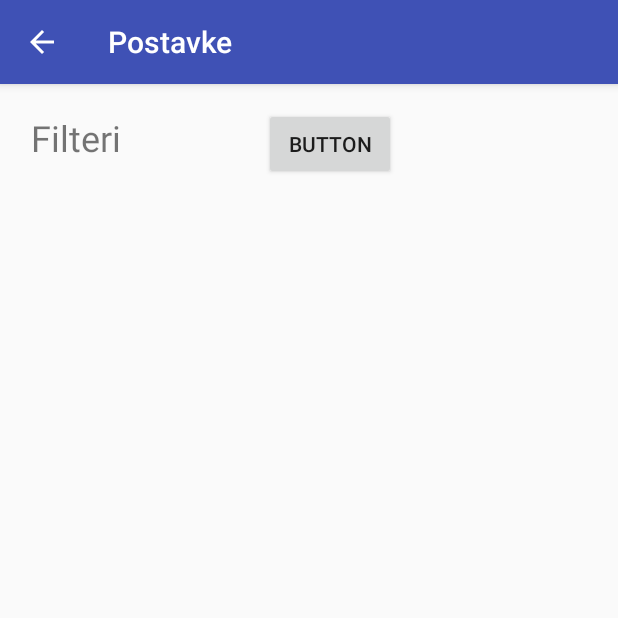
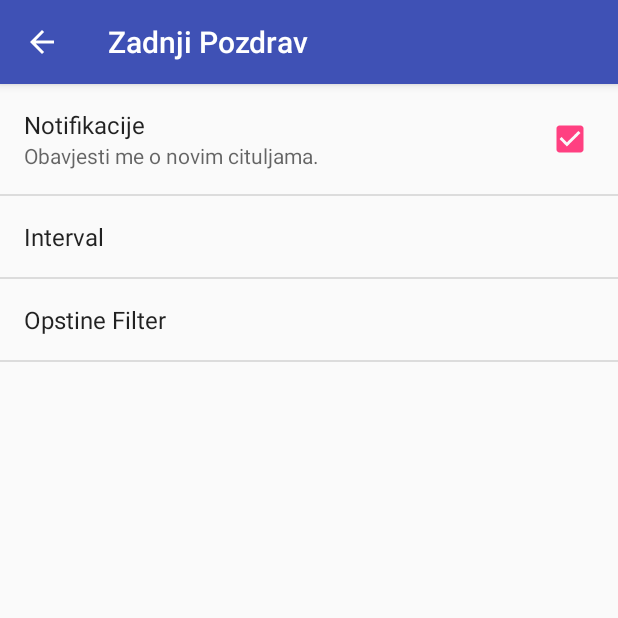
Before and after one commit to DamirPorobic/ZadnjiPozdrav-Android-App, an Android app: the SettingsActivity screen opened directly, with no data from a screen before it, on a phone screen of 412 x 824 dp, the top half of it. Run offline under Robolectric (Android 15) with nearby library versions, the phone set to English and light mode, and no system bars.

Commit message:
Implemented notification function
Implemented notification function that checks for new obituaries.
Changed settings activity to preference fragement.

```diff
--- a/app/build.gradle
+++ b/app/build.gradle
@@ -10,6 +10,7 @@ android {
         versionCode 1
         versionName "1.0"
         testInstrumentationRunner "android.support.test.runner.AndroidJUnitRunner"
+        vectorDrawables.useSupportLibrary = true
     }
     buildTypes {
         release {
@@ -27,5 +28,7 @@ dependencies {
     compile 'com.android.support:appcompat-v7:25.3.1'
     compile 'com.android.support.constraint:constraint-layout:1.0.0-alpha7'
     compile 'com.android.support:design:25.3.1'
+    compile 'com.android.support:support-v4:25.3.1'
+    compile 'com.android.support:support-vector-drawable:25.3.1'
     testCompile 'junit:junit:4.12'
 }
--- /dev/null
+++ b/app/src/main/java/info/zadnjipozdrav/zadnjipozdrav/NotifyInterval.java
@@ -0,0 +1,25 @@
+package info.zadnjipozdrav.zadnjipozdrav;
+
+public enum NotifyInterval {
+    HalfHour(R.string.notify_interval_HalfHour, 1000 * 60),
+    OneHour(R.string.notify_interval_OneHour, 1000 * 60 * 2),
+    TwoHour(R.string.notify_interval_TwoHour, 1000 * 60 * 3),
+    OneDay(R.string.notify_interval_OneDay, 1000 * 60 * 4);
+
+    private int resourceId;
+    private long value;
+
+    NotifyInterval(int id, long value) {
+        resourceId = id;
+        this.value = value;
+    }
+
+    @Override
+    public String toString() {
+        return App.getContext().getString(resourceId);
+    }
+
+    public long getValue() {
+        return this.value;
+    }
+}
--- a/app/src/main/java/info/zadnjipozdrav/zadnjipozdrav/SettingsActivity.java
+++ b/app/src/main/java/info/zadnjipozdrav/zadnjipozdrav/SettingsActivity.java
@@ -1,23 +1,30 @@
 package info.zadnjipozdrav.zadnjipozdrav;
 
-import android.content.Intent;
+import android.os.Bundle;
+import android.preference.CheckBoxPreference;
+import android.preference.ListPreference;
+import android.preference.MultiSelectListPreference;
+import android.preference.Preference;
+import android.preference.PreferenceFragment;
 import android.support.v7.app.AppCompatActivity;
-import android.os.Bundle;
 import android.view.MenuItem;
-import android.view.View;
+import java.util.List;
 
 public class SettingsActivity extends AppCompatActivity {
 
     @Override
     protected void onCreate(Bundle savedInstanceState) {
         super.onCreate(savedInstanceState);
-        setContentView(R.layout.activity_settings);
 
         // Setup return button
         if (getSupportActionBar() != null) {
             getSupportActionBar().setDisplayHomeAsUpEnabled(true);
             getSupportActionBar().setDisplayShowHomeEnabled(true);
         }
+
+        // Display the fragment as the main content.
+        getFragmentManager().beginTransaction().replace(android.R.id.content,
+                new PrefsFragment()).commit();
     }
 
     @Override
@@ -30,8 +37,57 @@ public class SettingsActivity extends AppCompatActivity {
         return super.onOptionsItemSelected(item);
     }
 
-    public void onOpenFilterSelection(View view) {
-        Intent i = new Intent(this, SelectFilterActivity.class);
-        startActivity(i);
+    /**
+     * Inner class representing the fragment which holds all configuration settings.
+     */
+    public static class PrefsFragment extends PreferenceFragment {
+
+        @Override
+        public void onCreate(Bundle savedInstanceState) {
+            super.onCreate(savedInstanceState);
+            addPreferencesFromResource(R.xml.preferences);
+
+            // Populate list with interval entries for notification check intervals
+            final ListPreference listNotifyIntervals = (ListPreference) findPreference(getString(R.string.settings_notify_interval_key));
+            CharSequence[] entriesInterval = new CharSequence[NotifyInterval.values().length];
+            CharSequence[] valuesInterval = new CharSequence[NotifyInterval.values().length];
+            for (int i = 0; i < NotifyInterval.values().length; i++) {
+                entriesInterval[i] = NotifyInterval.values()[i].toString();
+                valuesInterval[i] = Long.toString(NotifyInterval.values()[i].getValue());
+            }
+            listNotifyIntervals.setEntries(entriesInterval);
+            listNotifyIntervals.setEntryValues(valuesInterval);
+            listNotifyIntervals.setDefaultValue(Long.toString(NotifyInterval.OneHour.getValue()));
+            if (listNotifyIntervals.getValue() == null) {
+                listNotifyIntervals.setValueIndex(1);
+            }
+
+            final CheckBoxPreference checkboxEnableNotify = (CheckBoxPreference) findPreference(getString(R.string.settings_notify_enable_key));
+            checkboxEnableNotify.setOnPreferenceClickListener(new Preference.OnPreferenceClickListener() {
+                @Override
+                public boolean onPreferenceClick(Preference preference) {
+                    AlarmReceiver.enableNotification(App.getContext(),
+                            checkboxEnableNotify.isChecked(),
+                            Long.parseLong(listNotifyIntervals.getValue()));
+                    return false;
+                }
+            });
+
+            DataSource dataSource = new DataSource(App.getContext());
+            dataSource.open();
+            final List<Borough> list = dataSource.getAllBorough();
+            dataSource.close();
+
+            // Populate multiselection list with boroughs that we use as filter.
+            MultiSelectListPreference multiListBoroughs = (MultiSelectListPreference) findPreference(getString(R.string.settings_filter_borough_key));
+            CharSequence[] entriesBorough = new CharSequence[list.size()];
+            CharSequence[] valuesBorough = new CharSequence[list.size()];
+            for (int i = 0; i < list.size(); i++) {
+                entriesBorough[i] = list.get(i).getName();
+                valuesBorough[i] = Long.toString(list.get(i).getId());
+            }
+            multiListBoroughs.setEntries(entriesBorough);
+            multiListBoroughs.setEntryValues(valuesBorough);
+        }
     }
 }
--- a/app/src/main/res/layout/activity_settings.xml
+++ /dev/null
@@ -1,36 +0,0 @@
-<?xml version="1.0" encoding="utf-8"?>
-<android.support.constraint.ConstraintLayout xmlns:android="http://schemas.android.com/apk/res/android"
-    xmlns:app="http://schemas.android.com/apk/res-auto"
-    xmlns:tools="http://schemas.android.com/tools"
-    android:layout_width="match_parent"
-    android:layout_height="match_parent"
-    tools:context="info.zadnjipozdrav.zadnjipozdrav.SettingsActivity">
-
-    <Button
-        android:id="@+id/button"
-        android:layout_width="0dp"
-        android:layout_height="wrap_content"
-        android:text="Button"
-        android:onClick="onOpenFilterSelection"
-        android:layout_marginRight="148dp"
-        app:layout_constraintRight_toRightOf="parent"
-        app:layout_constraintTop_toTopOf="parent"
-        android:layout_marginTop="16dp" />
-
-    <TextView
-        android:id="@+id/textView"
-        android:layout_width="99dp"
-        android:layout_height="wrap_content"
-        android:layout_marginLeft="16dp"
-        android:layout_marginRight="8dp"
-        android:text="Filteri"
-        android:textSize="24sp"
-        app:layout_constraintHorizontal_bias="0.084"
-        app:layout_constraintLeft_toLeftOf="parent"
-        app:layout_constraintRight_toLeftOf="@+id/button"
-        app:layout_constraintTop_toTopOf="parent"
-        android:layout_marginTop="8dp"
-        app:layout_constraintBottom_toBottomOf="@+id/button"
-        android:layout_marginBottom="8dp"
-        app:layout_constraintVertical_bias="0.727" />
-</android.support.constraint.ConstraintLayout>
--- a/app/src/main/res/values/strings.xml
+++ b/app/src/main/res/values/strings.xml
@@ -6,6 +6,7 @@
     <string name="support_email">podrska@zadnjipozdrav.info</string>
     <string name="notify_interval">info.zadnjipozdrav.notify_interval</string>
     <string name="notify_message">Nove citulje su dostupne</string>
+    <string name="notify_enabled">notify_enabled</string>
     <!-- Main Activity -->
     <string name="main_obituary_id">obituary_id</string>
     <string name="main_loading_text">Ucitavanje&#8230;</string>
@@ -17,8 +18,22 @@
     <string name="menu_refresh">Osvježi</string>
     <string name="menu_settings">Postavke</string>
     <string name="menu_about">O nama</string>
+    <!-- Notify Interval ENUM -->
+    <string name="notify_interval_HalfHour">Pola Sata</string>
+    <string name="notify_interval_OneHour">Sat</string>
+    <string name="notify_interval_TwoHour">Dva Sata</string>
+    <string name="notify_interval_OneDay">Dnevno</string>
     <!-- Settings Activity -->
-    <string name="settings_title">Postavke</string>
+    <string name="settings_activity_title">Postavke</string>
+    <string name="settings_notify_enable_key">notify_enable_key</string>
+    <string name="settings_notify_enable_title">Notifikacije</string>
+    <string name="settings_notify_enable_description">Obavjesti me o novim cituljama.</string>
+    <string name="settings_notify_interval_key">notify_interval_key</string>
+    <string name="settings_notify_interval_title">Interval</string>
+    <string name="settings_notify_interval_dialogTitle">Odaberi interval</string>
+    <string name="settings_filter_borough_key">filter_borough_key</string>
+    <string name="settings_filter_borough_title">Opstine Filter</string>
+    <string name="settings_filter_borough_dialogTitle">Odaberi Opstine</string>
     <!-- Details Activity -->
     <string name="details_title">Pregled</string>
     <string name="details_calendar_entry_suffix">zadnji pozdrav.</string>
@@ -29,4 +44,13 @@
     <string name="about_no_email_client_text">Nema instaliranih Email aplikacija za slanje.</string>
     <!-- Select Filter Activity -->
     <string name="select_filter_title">Opstine za prikaz</string>
+    <string name="title_activity_settings">Settings</string>
+
+
+    <!-- TEST -->
+    <string-array name="myArray">
+        <item>one</item>
+        <item>two</item>
+        <item>three</item>
+    </string-array>
 </resources>
--- /dev/null
+++ b/app/src/main/res/xml/preferences.xml
@@ -0,0 +1,17 @@
+<?xml version="1.0" encoding="utf-8"?>
+<PreferenceScreen xmlns:android="http://schemas.android.com/apk/res/android">
+    <CheckBoxPreference
+        android:key="@string/settings_notify_enable_key"
+        android:title="@string/settings_notify_enable_title"
+        android:summary="@string/settings_notify_enable_description"
+        android:defaultValue="true" />
+    <ListPreference
+        android:dependency="@string/settings_notify_enable_key"
+        android:key="@string/settings_notify_interval_key"
+        android:title="@string/settings_notify_interval_title"
+        android:dialogTitle="@string/settings_notify_interval_dialogTitle" />
+    <MultiSelectListPreference
+        android:key="@string/settings_filter_borough_key"
+        android:title="@string/settings_filter_borough_title"
+        android:dialogTitle="@string/settings_filter_borough_dialogTitle" />
+</PreferenceScreen>
```
Also changed, not shown: app/src/main/AndroidManifest.xml (+7 -7 lines), app/src/main/java/info/zadnjipozdrav/zadnjipozdrav/AlarmReceiver.java (+37 -0 lines), app/src/main/java/info/zadnjipozdrav/zadnjipozdrav/App.java (+8 -14 lines).
